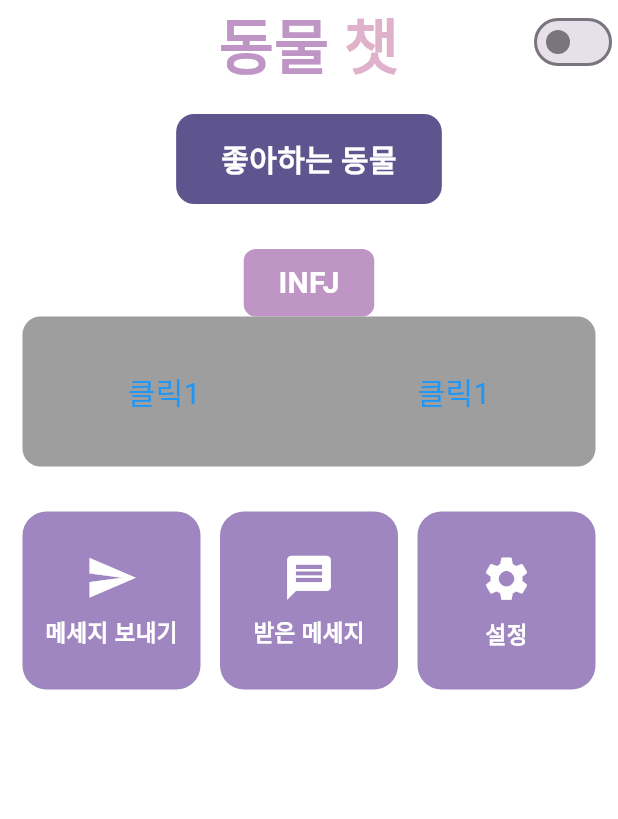
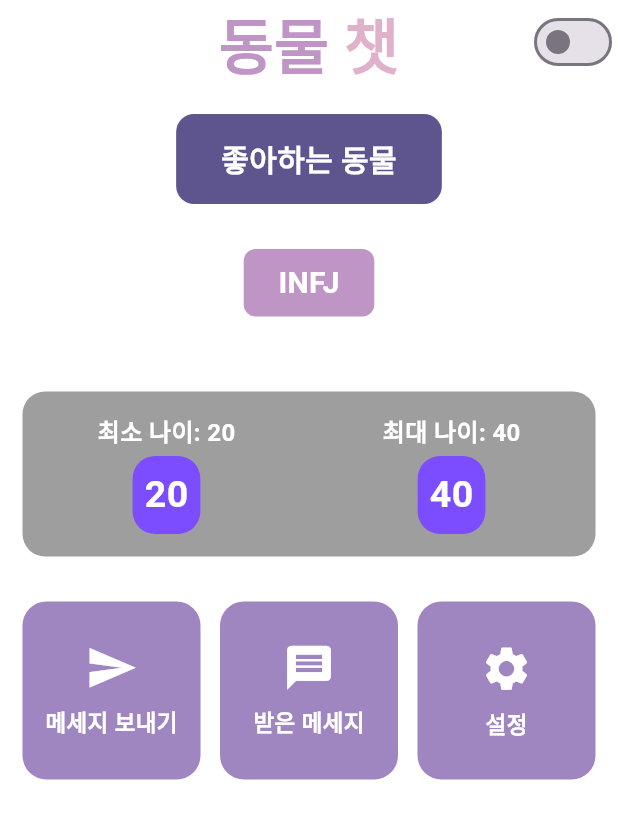
Before and after one commit to KIMSSEUNG/ChatPRJ, a Flutter app: the screen it shows after launch, on a phone screen of 412 x 824 dp. Shown: the top 819 px of the screen. Run offline on Flutter 3.47's test engine with Material 3 defaults, Android fonts, the phone set to English and light mode, and no system bars.

Commit message:
01:18 12:46 메인 UI 나이 Picker UI 수정

```diff
--- a/lib/main.dart
+++ b/lib/main.dart
@@ -103,6 +103,7 @@ class _AnimalChatAppState extends State<AnimalChatApp> {
                 ),
               ),
 
+              SizedBox(height: 50.0),
               // 나이 선택 위젯 호출
               AgeSelector(
                 //selectedMinAge: selectedMinAge,
--- a/lib/util/age_selector.dart
+++ b/lib/util/age_selector.dart
@@ -1,48 +1,10 @@
-import 'package:flutter/cupertino.dart';
 import 'package:flutter/material.dart';
+import 'min_age_picker.dart';
+import 'max_age_picker.dart';
 
-class AgeSelector extends StatefulWidget {
-  //final Function(int , int) onAgeChanged; // 최소 나이, 최대 나이 모두 전달
-  //final int selectedMinAge;
-  //final int selectedMaxAge;
-
-  //AgeSelector({
-    //required this.selectedMinAge,
-    //required this.selectedMaxAge,
-    //required this.onAgeChanged
-  //});
-
-  @override
-  _AgeSelectorState createState() => _AgeSelectorState();
-}
-
-class _AgeSelectorState extends State<AgeSelector> {
-  int minIndex=0;
-  int selectMinAge = 0;
-
-  int maxIndex=0;
-  int selectMaxAge = 0;
-
-  //나이 범위 설정
-  int minimumAge=20;
-  int maximumAge=40;
-  int range = 0;
-
-  //picker visible
-  bool isMiniVisible = false;
-  bool isMaxVisible = false;
-
-  @override
-  void initState() {
-    // selectedMinAge = widget.selectedMinAge;
-    // selectedMaxAge = widget.selectedMaxAge;
-    // 초기 저장된 설정값 사용
-    minIndex = 0;
-    selectMinAge = minIndex+minimumAge;
-    maxIndex = 0;
-    selectMaxAge = maximumAge-maxIndex;
-    range = maximumAge - minimumAge;
-  }
+class AgeSelector extends StatelessWidget {
+  final int minimumAge = 20;
+  final int maximumAge = 40;
 
   @override
   Widget build(BuildContext context) {
@@ -50,121 +12,27 @@ class _AgeSelectorState extends State<AgeSelector> {
       child: Column(
         children: [
           Container(
-              height : 100,
+            height: 110,
             decoration: BoxDecoration(
               color: Colors.grey,
-                borderRadius: BorderRadius.circular(12),
+              borderRadius: BorderRadius.circular(15),
             ),
             child: Row(
-                mainAxisAlignment: MainAxisAlignment.spaceBetween, // 가로 정렬
+              mainAxisAlignment: MainAxisAlignment.spaceBetween,
               children: [
-                  GestureDetector(
-                    onTap: () {
-                      setState(() {
-                        isMiniVisible = true; // 클릭 시 컨테이너의 visibility 변경
-                      });
-                      Future.delayed(Duration(seconds: 6), () {
-                      setState(() {
-                          isMiniVisible = false;  // 3초 후 텍스트 숨기기
-                        });
-                      });
-                    },
-                    child: !isMiniVisible
-                      ? Padding(
-                          padding: const EdgeInsets.only(left: 70.0), // 텍스트를 왼쪽으로 끌어옴
-                          child: Text(
-                            '클릭1',
-                            style: TextStyle(fontSize: 20, color: Colors.blue),
+                Padding(
+                    padding: const EdgeInsets.only(left: 50.0 , top: 15 ),
+                    child:
+                      MinAgePicker(minimumAge: minimumAge, maximumAge: maximumAge)
+                )
+                ,
+                Padding(
+                  padding: const EdgeInsets.only(right: 50.0 , top: 15),
+                  child:
+                    MaxAgePicker(minimumAge: minimumAge, maximumAge: maximumAge),
+                )
+              ],
             ),
-                        )
-                        : Column(
-                              children : [
-                              Text(
-                                '최소 나이: $selectMinAge',
-                                style: TextStyle(fontSize: 10, color: Colors.black),
-                              ),
-                              Container(
-                                height: 40,  // 피커의 전체 높이를 설정
-                                width: 60,
-                                padding: const EdgeInsets.only(left: 30.0),
-                                // 최소 나이 Picker
-                                child: CupertinoPicker(
-                                  itemExtent: 30,
-                                  backgroundColor: Colors.red,
-                                  onSelectedItemChanged: (int index) {
-                                    setState(() {
-                                      minIndex=index;
-                                      selectMinAge = minIndex+minimumAge;
-                                    });
-                                    //widget.onAgeChanged(selectedMinAge , 40);
-                                  },
-                                  children: List.generate(range-maxIndex, (index) {
-                                    return Center(
-                                      child: Text(
-                                        (minimumAge + index).toString(),
-                                        style: TextStyle(color: Colors.black),
-                                      ),
-                                    );
-                                  }),
-                                )
-                            ) ],
-                          ),
-                  ),
-                  GestureDetector(
-                    onTap: () {
-                      setState(() {
-                        isMaxVisible = true; // 클릭 시 컨테이너의 visibility 변경
-                      });
-                      Future.delayed(Duration(seconds: 6), () {
-                        setState(() {
-                          isMaxVisible = false;  // 3초 후 텍스트 숨기기
-                        });
-                      });
-                    },
-                    child: !isMaxVisible
-                        ? Padding(
-                            padding: const EdgeInsets.only(right: 70.0), // 텍스트를 왼쪽으로 끌어옴
-                            child: Text(
-                              '클릭1',
-                              style: TextStyle(fontSize: 20, color: Colors.blue),
-                            ),
-                        )
-                        : Column(
-                            children : [
-                              Column(
-                                children : [
-                                  Text(
-                                    '최대 나이: $selectMaxAge',
-                                    style: TextStyle(fontSize: 15, color: Colors.black),
-                                  ),
-                                  Container(
-                                      height: 40,  // 피커의 전체 높이를 설정
-                                      width: 60,
-                                      child: CupertinoPicker(
-                                        itemExtent: 30,
-                                        backgroundColor: Colors.blue,
-                                        onSelectedItemChanged: (int index) {
-                                          setState(() {
-                                            maxIndex =  index;
-                                            selectMaxAge = maximumAge-maxIndex;
-                                          });
-                                          //widget.onAgeChanged(selectedMinAge , 40);
-                                        },
-                                        children: List.generate(range-minIndex, (index) {
-                                          return Center(
-                                            child: Text(
-                                              (maximumAge - index).toString(),
-                                              style: TextStyle(color: Colors.black),
-                                            ),
-                                          );
-                                        }),
-                                      )
-                                  ) ],
-                              ) ],
-                    ),
-                  ),
-                ],
-              )
           ),
         ],
       ),
--- /dev/null
+++ b/lib/util/max_age_picker.dart
@@ -0,0 +1,95 @@
+import 'package:flutter/cupertino.dart';
+import 'package:flutter/material.dart';
+
+class MaxAgePicker extends StatefulWidget {
+  final int minimumAge;
+  final int maximumAge;
+
+  MaxAgePicker({required this.minimumAge, required this.maximumAge});
+
+  @override
+  _MaxAgePickerState createState() => _MaxAgePickerState();
+}
+
+class _MaxAgePickerState extends State<MaxAgePicker> {
+  bool isVisible = false;
+  int selectedIndex = 0;
+
+  @override
+  Widget build(BuildContext context) {
+    return GestureDetector(
+      onTap: () {
+        setState(() {
+          isVisible = true;
+        });
+        Future.delayed(Duration(seconds: 6), () {
+          setState(() {
+            isVisible = false;
+          });
+        });
+      },
+      child: !isVisible
+          ? Column(
+        children: [
+          Text(
+            '최대 나이: ${widget.maximumAge - selectedIndex}',
+            style: TextStyle(fontSize: 16, color: Colors.white, fontWeight: FontWeight.bold),
+          ),
+          SizedBox(height: 4.0),
+          Container(
+            padding: const EdgeInsets.all(8.0), // 원하는 내부 여백 설정
+            decoration: BoxDecoration(
+              color: Colors.deepPurpleAccent, // 배경색 설정
+              borderRadius: BorderRadius.circular(15.0), // 둥근 모서리
+            ),
+            child: Text(
+              '${widget.maximumAge - selectedIndex}',
+              style: TextStyle(fontSize: 25, color: Colors.white, fontWeight: FontWeight.bold),
+            ),
+          )
+        ],
+      )
+          : Padding(
+        padding: const EdgeInsets.only(right: 13.0, bottom: 5), // 원하는 여백 설정
+        child: buildPicker(
+          startValue: widget.maximumAge,
+          itemCount: widget.maximumAge - widget.minimumAge + 1,
+          selectedIndex: selectedIndex,
+          onIndexChanged: (index) {
+            setState(() {
+              selectedIndex = index;
+            });
+          },
+          isDescending: true,
+        ),
+      ),
+    );
+  }
+
+  Widget buildPicker({
+    required int startValue,
+    required int itemCount,
+    required int selectedIndex,
+    required ValueChanged<int> onIndexChanged,
+    bool isDescending = false,
+  }) {
+    return Container(
+      height: 70,
+      width: 70,
+      child: CupertinoPicker(
+        itemExtent: 30,
+        backgroundColor: Colors.blue,
+        onSelectedItemChanged: onIndexChanged,
+        children: List.generate(itemCount, (index) {
+          int value = isDescending ? startValue - index : startValue + index;
+          return Center(
+            child: Text(
+              value.toString(),
+              style: TextStyle(color: Colors.black),
+            ),
+          );
+        }),
+      ),
+    );
+  }
+}
--- /dev/null
+++ b/lib/util/min_age_picker.dart
@@ -0,0 +1,93 @@
+import 'package:flutter/cupertino.dart';
+import 'package:flutter/material.dart';
+
+class MinAgePicker extends StatefulWidget {
+  final int minimumAge;
+  final int maximumAge;
+
+  MinAgePicker({required this.minimumAge, required this.maximumAge});
+
+  @override
+  _MinAgePickerState createState() => _MinAgePickerState();
+}
+
+class _MinAgePickerState extends State<MinAgePicker> {
+  bool isVisible = false;
+  int selectedIndex = 0;
+
+  @override
+  Widget build(BuildContext context) {
+    return GestureDetector(
+      onTap: () {
+        setState(() {
+          isVisible = true;
+        });
+        Future.delayed(Duration(seconds: 6), () {
+          setState(() {
+            isVisible = false;
+          });
+        });
+      },
+      child: !isVisible
+          ? Column(
+                children: [
+                  Text(
+                    '최소 나이: ${widget.minimumAge + selectedIndex}',
+                    style: TextStyle(fontSize: 16, color: Colors.white ,fontWeight: FontWeight.bold),
+                  ),
+                  SizedBox(height: 4.0),
+                  Container(
+                    padding: const EdgeInsets.all(8.0), // 원하는 내부 여백 설정
+                    decoration: BoxDecoration(
+                      color: Colors.deepPurpleAccent, // 배경색 설정
+                      borderRadius: BorderRadius.circular(15.0), // 둥근 모서리
+                    ),
+                    child: Text(
+                      '${widget.minimumAge + selectedIndex}',
+                      style: TextStyle(fontSize: 25, color: Colors.white , fontWeight: FontWeight.bold),
+                    ),
+                  )
+                ]
+            )
+          :
+            Padding(
+              padding: const EdgeInsets.only(left: 10.0 , bottom: 5), // 원하는 여백 설정
+              child: buildPicker(
+                startValue: widget.minimumAge,
+                itemCount: widget.maximumAge - widget.minimumAge + 1,
+                selectedIndex: selectedIndex,
+                onIndexChanged: (index) {
+                  setState(() {
+                    selectedIndex = index;
+                  });
+                },
+              ),
+            )
+    );
+  }
+
+  Widget buildPicker({
+    required int startValue,
+    required int itemCount,
+    required int selectedIndex,
+    required ValueChanged<int> onIndexChanged,
+  }) {
+    return Container(
+      height: 70,
+      width: 70,
+      child: CupertinoPicker(
+        itemExtent: 30,
+        backgroundColor: Colors.red,
+        onSelectedItemChanged: onIndexChanged,
+        children: List.generate(itemCount, (index) {
+          return Center(
+            child: Text(
+              (startValue + index).toString(),
+              style: TextStyle(color: Colors.black),
+            ),
+          );
+        }),
+      ),
+    );
+  }
+}
```
Lines whose indentation alone changed are shown as unchanged.
